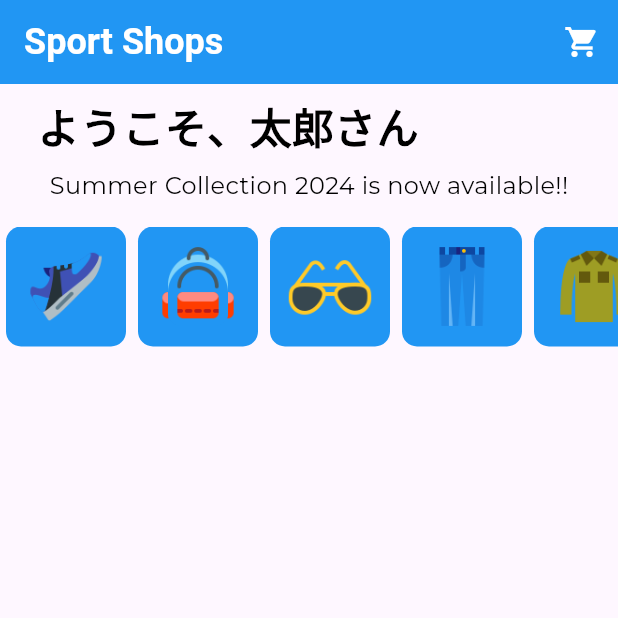
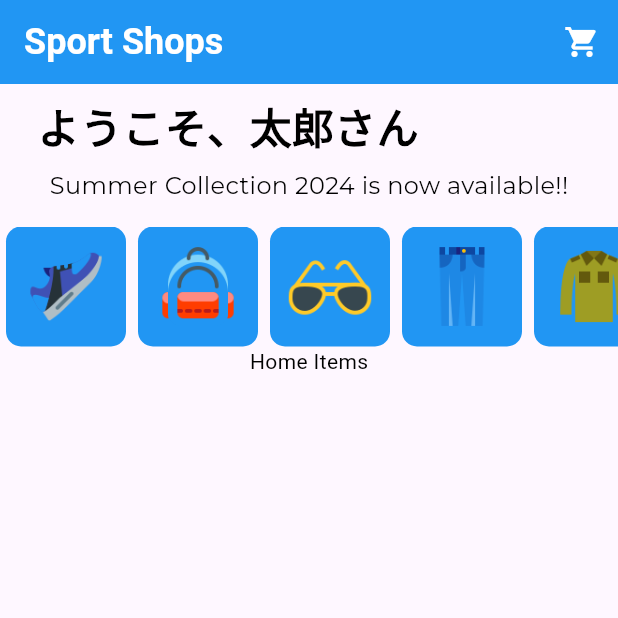
Before and after one commit to yukimiyake0607/ecshop_riverpod, a Flutter app: the screen it shows after launch, on a phone screen of 412 x 824 dp, the top half of it. Run offline on Flutter 3.47's test engine with Material 3 defaults, Android fonts, the phone set to English and light mode, and no system bars; our stand-ins replace google_fonts.

Commit message:
add: home_itemsを作成
refs HomeItemsクラスを作成するため
ここに、商品情報を載せる

```diff
--- /dev/null
+++ b/lib/screens/home_screen/home_items.dart
@@ -0,0 +1,10 @@
+import 'package:flutter/material.dart';
+
+class HomeItems extends StatelessWidget {
+  const HomeItems({super.key});
+
+  @override
+  Widget build(BuildContext context) {
+    return Text('Home Items');
+  }
+}
--- a/lib/screens/home_screen/home_screen.dart
+++ b/lib/screens/home_screen/home_screen.dart
@@ -1,5 +1,6 @@
 import 'package:ecshop_riverpod/screens/home_screen/home_header.dart';
 import 'package:ecshop_riverpod/screens/home_screen/home_item_categories.dart';
+import 'package:ecshop_riverpod/screens/home_screen/home_items.dart';
 import 'package:flutter/material.dart';
 
 class HomeScreen extends StatelessWidget {
@@ -21,6 +22,7 @@ class HomeScreen extends StatelessWidget {
         children: [
           HomeHeader(),
           HomeItemCategories(),
+          HomeItems(),
         ],
       ),
     );
```
